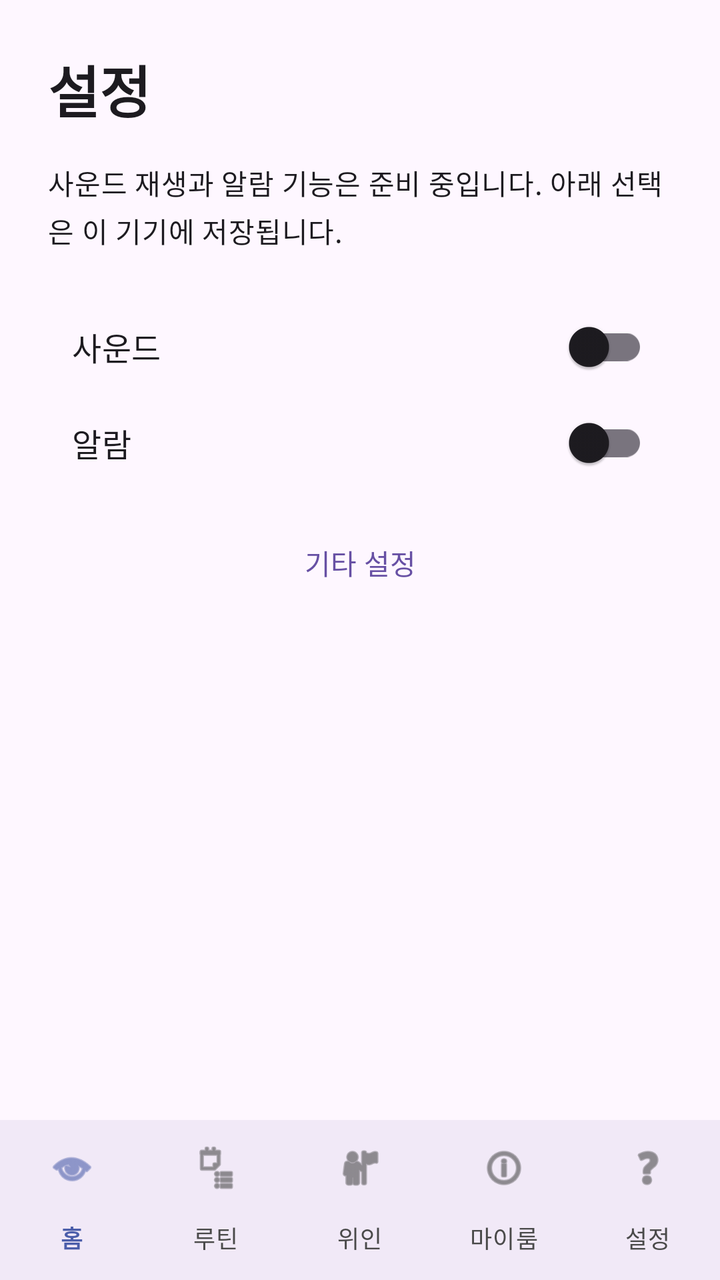
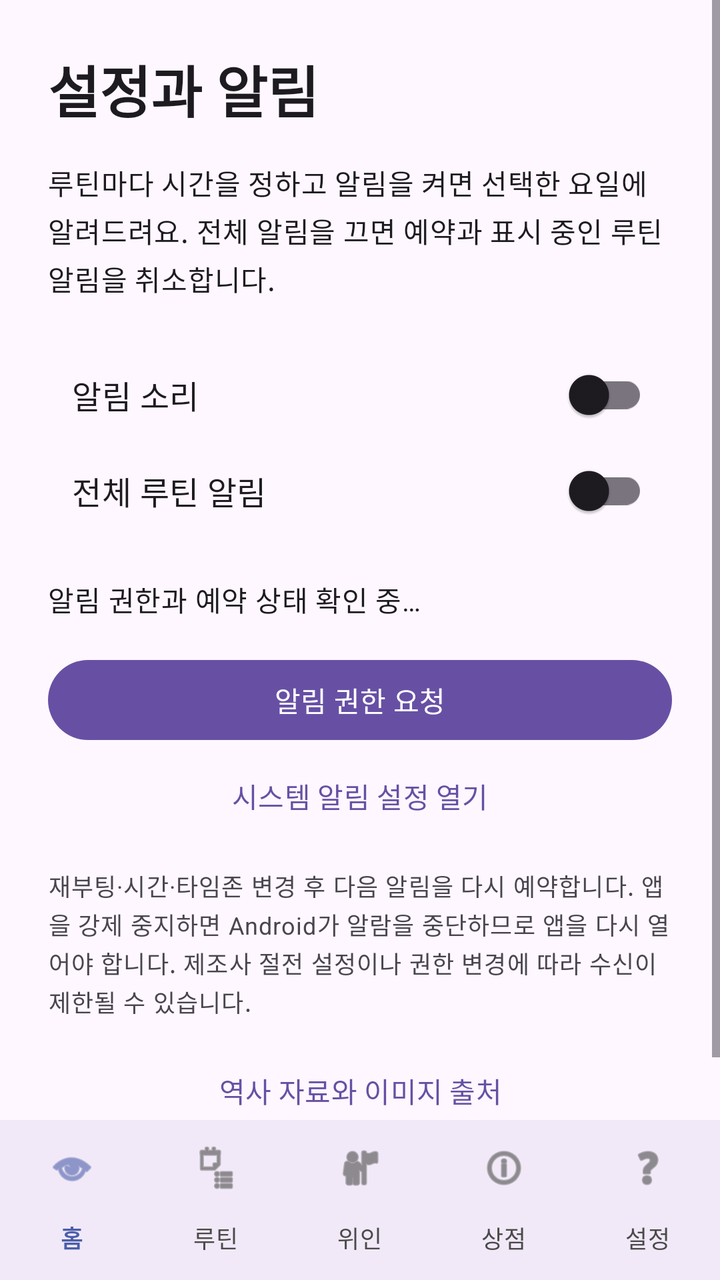

Before-and-after screenshots of an Android layout around one commit, followed by the original layout XML and the change that was made.
<!-- AndroidManifest.xml: application theme Theme.AndroidApp -->
<!-- res/layout/activity_setting.xml -->
<?xml version="1.0" encoding="utf-8"?>
<LinearLayout xmlns:android="http://schemas.android.com/apk/res/android"
    android:layout_width="match_parent"
    android:layout_height="match_parent"
    android:orientation="vertical">

    <ScrollView
        android:layout_width="match_parent"
        android:layout_height="0dp"
        android:layout_weight="1"
        android:fillViewport="true">

        <LinearLayout
            android:layout_width="match_parent"
            android:layout_height="wrap_content"
            android:orientation="vertical"
            android:padding="24dp">

            <TextView
                android:layout_width="match_parent"
                android:layout_height="wrap_content"
                android:layout_marginBottom="16dp"
                android:text="@string/settings_title"
                android:textAppearance="?attr/textAppearanceHeadlineMedium"
                android:textStyle="bold" />

            <TextView
                android:layout_width="match_parent"
                android:layout_height="wrap_content"
                android:layout_marginBottom="24dp"
                android:text="@string/settings_saved_notice"
                android:textAppearance="?attr/textAppearanceBodyMedium" />

            <androidx.appcompat.widget.SwitchCompat
                android:id="@+id/switch_sound"
                android:layout_width="match_parent"
                android:layout_height="wrap_content"
                android:background="?attr/selectableItemBackground"
                android:minHeight="48dp"
                android:paddingStart="12dp"
                android:paddingEnd="12dp"
                android:saveEnabled="false"
                android:text="@string/settings_sound"
                android:textAppearance="?attr/textAppearanceTitleMedium" />

            <androidx.appcompat.widget.SwitchCompat
                android:id="@+id/switch_alarm"
                android:layout_width="match_parent"
                android:layout_height="wrap_content"
                android:background="?attr/selectableItemBackground"
                android:minHeight="48dp"
                android:paddingStart="12dp"
                android:paddingEnd="12dp"
                android:saveEnabled="false"
                android:text="@string/settings_alarm"
                android:textAppearance="?attr/textAppearanceTitleMedium" />

            <com.google.android.material.button.MaterialButton
                android:id="@+id/layout_etc"
                style="@style/Widget.Material3.Button.TextButton"
                android:layout_width="match_parent"
                android:layout_height="wrap_content"
                android:layout_marginTop="12dp"
                android:minHeight="48dp"
                android:text="@string/settings_other" />
        </LinearLayout>
    </ScrollView>

    <include layout="@layout/layout_bottom_nav" />
</LinearLayout>
<!-- res/layout/layout_bottom_nav.xml (included above) -->
<?xml version="1.0" encoding="utf-8"?>
<com.google.android.material.bottomnavigation.BottomNavigationView
    xmlns:android="http://schemas.android.com/apk/res/android"
    xmlns:app="http://schemas.android.com/apk/res-auto"
    android:id="@+id/bottomNavigationView"
    android:layout_width="match_parent"
    android:layout_height="wrap_content"
    android:layout_gravity="bottom"
    android:background="?attr/colorSurface"
    app:itemIconTint="@color/nav_item_color"
    app:itemTextColor="@color/nav_item_color"
    app:labelVisibilityMode="labeled"
    app:menu="@menu/bottom_nav_menu" />
<!-- resources referenced by this layout -->
<resources>
  <string name="settings_alarm">알람</string>
  <string name="settings_other">기타 설정</string>
  <string name="settings_saved_notice">사운드 재생과 알람 기능은 준비 중입니다. 아래 선택은 이 기기에 저장됩니다.</string>
  <string name="settings_sound">사운드</string>
  <string name="settings_title">설정</string>
  <style name="Theme.AndroidApp" parent="Base.Theme.AndroidApp" />
  <style name="Base.Theme.AndroidApp" parent="Theme.Material3.DayNight.NoActionBar">
          
          
      </style>
</resources>

<!-- the commit's change to res/layout/activity_setting.xml (unified diff, before → after) -->
@@ -55,6 +55,47 @@
                 android:text="@string/settings_alarm"
                 android:textAppearance="?attr/textAppearanceTitleMedium" />
 
+            <TextView
+                android:id="@+id/settings_alarm_status"
+                android:layout_width="match_parent"
+                android:layout_height="wrap_content"
+                android:layout_marginTop="20dp"
+                android:accessibilityLiveRegion="polite"
+                android:text="@string/settings_checking_alarms"
+                android:textAppearance="?attr/textAppearanceBodyMedium" />
+
+            <com.google.android.material.button.MaterialButton
+                android:id="@+id/settings_notification_permission"
+                android:layout_width="match_parent"
+                android:layout_height="wrap_content"
+                android:layout_marginTop="16dp"
+                android:minHeight="48dp"
+                android:text="@string/settings_allow_notifications" />
+
+            <com.google.android.material.button.MaterialButton
+                android:id="@+id/settings_exact_alarm_permission"
+                style="@style/Widget.Material3.Button.OutlinedButton"
+                android:layout_width="match_parent"
+                android:layout_height="wrap_content"
+                android:minHeight="48dp"
+                android:text="@string/settings_allow_exact_alarms"
+                android:visibility="gone" />
+
+            <com.google.android.material.button.MaterialButton
+                android:id="@+id/settings_system_notifications"
+                style="@style/Widget.Material3.Button.TextButton"
+                android:layout_width="match_parent"
+                android:layout_height="wrap_content"
+                android:minHeight="48dp"
+                android:text="@string/settings_system_notifications" />
+
+            <TextView
+                android:layout_width="match_parent"
+                android:layout_height="wrap_content"
+                android:layout_marginTop="12dp"
+                android:text="@string/settings_alarm_limitations"
+                android:textAppearance="?attr/textAppearanceBodySmall" />
+
             <com.google.android.material.button.MaterialButton
                 android:id="@+id/layout_etc"
                 style="@style/Widget.Material3.Button.TextButton"
<!-- resource entries referenced after the edit -->
@@ -1,10 +1,15 @@
 <!-- resources referenced by this layout -->
 <resources>
-  <string name="settings_alarm">알람</string>
-  <string name="settings_other">기타 설정</string>
-  <string name="settings_saved_notice">사운드 재생과 알람 기능은 준비 중입니다. 아래 선택은 이 기기에 저장됩니다.</string>
-  <string name="settings_sound">사운드</string>
-  <string name="settings_title">설정</string>
+  <string name="settings_alarm">전체 루틴 알림</string>
+  <string name="settings_alarm_limitations">재부팅·시간·타임존 변경 후 다음 알림을 다시 예약합니다. 앱을 강제 중지하면 Android가 알람을 중단하므로 앱을 다시 열어야 합니다. 제조사 절전 설정이나 권한 변경에 따라 수신이 제한될 수 있습니다.</string>
+  <string name="settings_allow_exact_alarms">정확한 알람 권한 설정</string>
+  <string name="settings_allow_notifications">알림 권한 요청</string>
+  <string name="settings_checking_alarms">알림 권한과 예약 상태 확인 중…</string>
+  <string name="settings_other">역사 자료와 이미지 출처</string>
+  <string name="settings_saved_notice">루틴마다 시간을 정하고 알림을 켜면 선택한 요일에 알려드려요. 전체 알림을 끄면 예약과 표시 중인 루틴 알림을 취소합니다.</string>
+  <string name="settings_sound">알림 소리</string>
+  <string name="settings_system_notifications">시스템 알림 설정 열기</string>
+  <string name="settings_title">설정과 알림</string>
   <style name="Theme.AndroidApp" parent="Base.Theme.AndroidApp" />
   <style name="Base.Theme.AndroidApp" parent="Theme.Material3.DayNight.NoActionBar">
           
